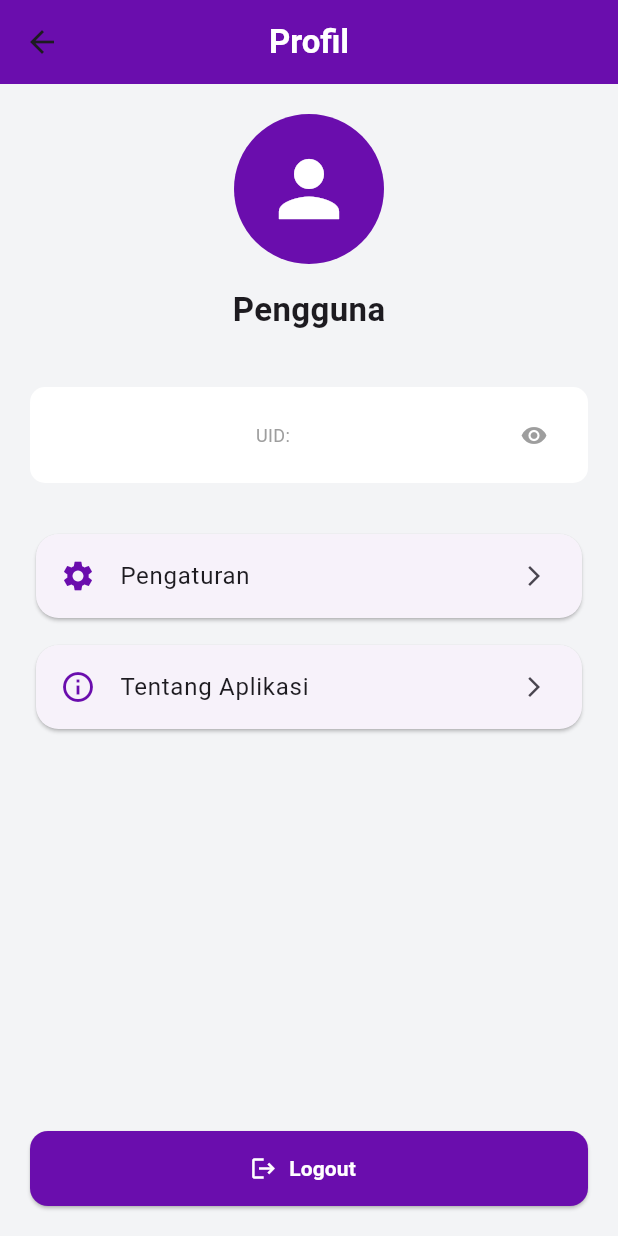
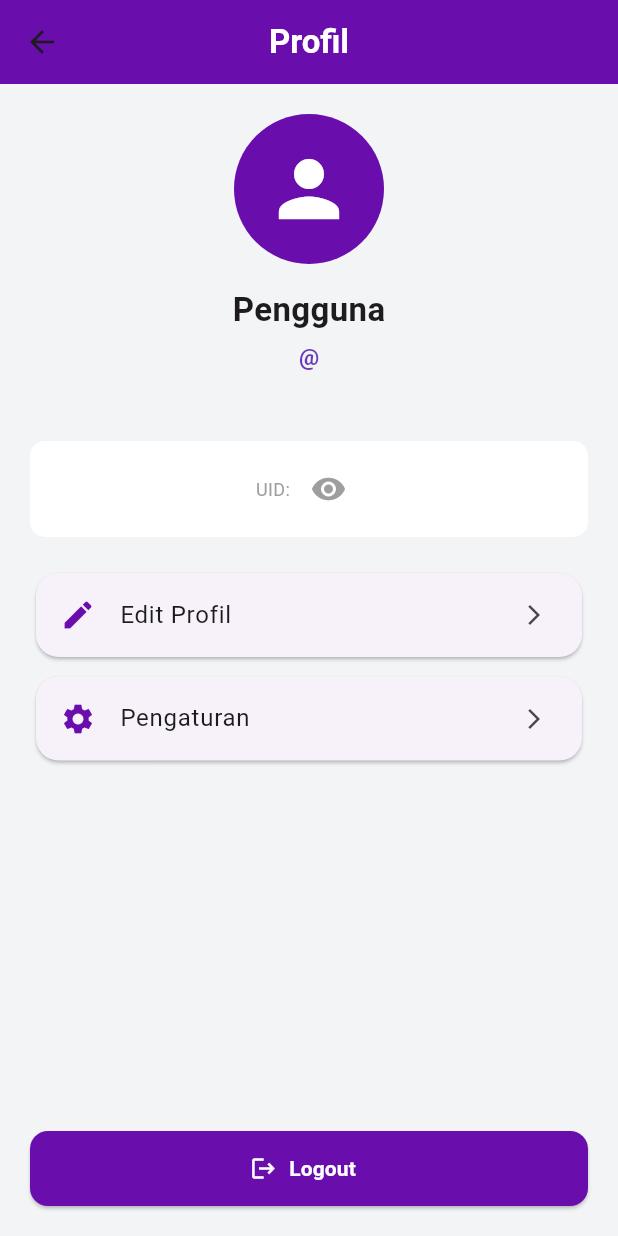
Before and after one commit to Hoshinovaa/study-planner-main, a Flutter app: the ProfileScreen screen opened by its route, after a tap on the "visibility off" icon, on a phone screen of 412 x 824 dp. Run offline on Flutter 3.47's test engine with Material 3 defaults, Android fonts, the phone set to English and light mode, and no system bars; our stand-ins replace cloud_firestore, firebase_auth, firebase_core, flutter_local_notifications, geocoding, geolocator and 3 more; accounts and stored records are empty.

Commit message:
fix edit profil

```diff
--- a/lib/screens/profile_screen.dart
+++ b/lib/screens/profile_screen.dart
@@ -1,5 +1,6 @@
 import 'package:flutter/material.dart';
 import 'package:firebase_auth/firebase_auth.dart';
+import 'package:cloud_firestore/cloud_firestore.dart';
 
 class ProfileScreen extends StatefulWidget {
   const ProfileScreen({super.key});
@@ -10,6 +11,119 @@ class ProfileScreen extends StatefulWidget {
 
 class _ProfileScreenState extends State<ProfileScreen> {
   bool showUid = false;
+
+  String fullName = "";
+  String username = "";
+  String email = "";
+
+  bool isLoading = true;
+
+  @override
+  void initState() {
+    super.initState();
+    loadUserData();
+  }
+
+  Future<void> loadUserData() async {
+    final user = FirebaseAuth.instance.currentUser;
+
+    if (user == null) return;
+
+    final doc = await FirebaseFirestore.instance
+        .collection('users')
+        .doc(user.uid)
+        .get();
+
+    if (doc.exists) {
+      setState(() {
+        fullName = doc['fullName'] ?? "";
+        username = doc['username'] ?? "";
+        email = doc['email'] ?? "";
+        isLoading = false;
+      });
+    }
+  }
+
+  Future<void> editProfile() async {
+    final nameController =
+        TextEditingController(text: fullName);
+
+    final usernameController =
+        TextEditingController(text: username);
+
+    final result = await showDialog<bool>(
+      context: context,
+      builder: (context) {
+        return AlertDialog(
+          title: const Text("Edit Profil"),
+          content: SingleChildScrollView(
+            child: Column(
+              mainAxisSize: MainAxisSize.min,
+              children: [
+                TextField(
+                  controller: nameController,
+                  decoration: const InputDecoration(
+                    labelText: "Nama Lengkap",
+                  ),
+                ),
+                const SizedBox(height: 15),
+                TextField(
+                  controller: usernameController,
+                  decoration: const InputDecoration(
+                    labelText: "Username",
+                  ),
+                ),
+              ],
+            ),
+          ),
+          actions: [
+            TextButton(
+              onPressed: () =>
+                  Navigator.pop(context, false),
+              child: const Text("Batal"),
+            ),
+            ElevatedButton(
+              onPressed: () =>
+                  Navigator.pop(context, true),
+              child: const Text("Simpan"),
+            ),
+          ],
+        );
+      },
+    );
+
+    if (result != true) return;
+
+    final user = FirebaseAuth.instance.currentUser;
+
+    if (user == null) return;
+
+    await FirebaseFirestore.instance
+        .collection('users')
+        .doc(user.uid)
+        .update({
+      'fullName': nameController.text.trim(),
+      'username': usernameController.text.trim(),
+    });
+
+    await user.updateDisplayName(
+      nameController.text.trim(),
+    );
+
+    setState(() {
+      fullName = nameController.text.trim();
+      username = usernameController.text.trim();
+    });
+
+    if (mounted) {
+      ScaffoldMessenger.of(context).showSnackBar(
+        const SnackBar(
+          content: Text("Profil berhasil diperbarui"),
+        ),
+      );
+    }
+  }
+
   Future<void> _logout(BuildContext context) async {
     final confirm = await showDialog<bool>(
       context: context,
@@ -21,11 +135,13 @@ class _ProfileScreenState extends State<ProfileScreen> {
           ),
           actions: [
             TextButton(
-              onPressed: () => Navigator.pop(context, false),
+              onPressed: () =>
+                  Navigator.pop(context, false),
               child: const Text("Batal"),
             ),
             ElevatedButton(
-              onPressed: () => Navigator.pop(context, true),
+              onPressed: () =>
+                  Navigator.pop(context, true),
               style: ElevatedButton.styleFrom(
                 backgroundColor: const Color(0xFF6A0DAD),
               ),
@@ -56,6 +172,14 @@ class _ProfileScreenState extends State<ProfileScreen> {
   Widget build(BuildContext context) {
     final user = FirebaseAuth.instance.currentUser;
 
+    if (isLoading) {
+      return const Scaffold(
+        body: Center(
+          child: CircularProgressIndicator(),
+        ),
+      );
+    }
+
     return Scaffold(
       backgroundColor: const Color(0xFFF3F4F6),
 
@@ -75,7 +199,6 @@ class _ProfileScreenState extends State<ProfileScreen> {
         padding: const EdgeInsets.all(20),
         child: Column(
           children: [
-            /// FOTO PROFIL
             const CircleAvatar(
               radius: 50,
               backgroundColor: Color(0xFF6A0DAD),
@@ -88,10 +211,10 @@ class _ProfileScreenState extends State<ProfileScreen> {
 
             const SizedBox(height: 15),
 
-            /// NAMA USER
+            /// NAMA + TOMBOL EDIT
             Text(
-              user?.displayName?.isNotEmpty == true
-                  ? user!.displayName!
+              fullName.isNotEmpty
+                  ? fullName
                   : "Pengguna",
               style: const TextStyle(
                 fontSize: 22,
@@ -101,17 +224,29 @@ class _ProfileScreenState extends State<ProfileScreen> {
 
             const SizedBox(height: 5),
 
+            /// USERNAME
+            Text(
+              "@$username",
+              style: const TextStyle(
+                color: Colors.deepPurple,
+                fontWeight: FontWeight.w600,
+                fontSize: 15,
+              ),
+            ),
+
+            const SizedBox(height: 5),
+
             /// EMAIL
             Text(
-              user?.email ?? "Tidak ada email",
+              email,
               style: const TextStyle(
                 color: Colors.grey,
               ),
             ),
 
-            const SizedBox(height: 10),
+            const SizedBox(height: 20),
 
-            /// UID FIREBASE
+            /// UID
             Container(
               padding: const EdgeInsets.symmetric(
                 horizontal: 12,
@@ -124,25 +259,23 @@ class _ProfileScreenState extends State<ProfileScreen> {
               child: Row(
                 mainAxisAlignment: MainAxisAlignment.center,
                 children: [
-                  Expanded(
+                  Flexible(
                     child: Text(
                       showUid
                           ? "UID: ${user?.uid ?? '-'}"
                           : "UID: ••••••••••••••••••••",
+                      textAlign: TextAlign.center,
                       style: const TextStyle(
                         fontSize: 12,
                         color: Colors.grey,
                       ),
-                      textAlign: TextAlign.center,
                     ),
                   ),
-
                   IconButton(
                     icon: Icon(
                       showUid
                           ? Icons.visibility
                           : Icons.visibility_off,
-                      size: 18,
                       color: Colors.grey,
                     ),
                     onPressed: () {
@@ -155,7 +288,28 @@ class _ProfileScreenState extends State<ProfileScreen> {
               ),
             ),
 
-            const SizedBox(height: 30),
+            const SizedBox(height: 20),
+
+            /// EDIT PROFIL
+            Card(
+              shape: RoundedRectangleBorder(
+                borderRadius: BorderRadius.circular(15),
+              ),
+              child: ListTile(
+                leading: const Icon(
+                  Icons.edit,
+                  color: Color(0xFF6A0DAD),
+                ),
+                title: const Text("Edit Profil"),
+                trailing: const Icon(
+                  Icons.arrow_forward_ios,
+                  size: 16,
+                ),
+                onTap: editProfile,
+              ),
+            ),
+
+            const SizedBox(height: 5),
 
             /// PENGATURAN
             Card(
@@ -183,27 +337,8 @@ class _ProfileScreenState extends State<ProfileScreen> {
 
             const SizedBox(height: 10),
 
-            /// TENTANG
-            Card(
-              shape: RoundedRectangleBorder(
-                borderRadius: BorderRadius.circular(15),
-              ),
-              child: const ListTile(
-                leading: Icon(
-                  Icons.info_outline,
-                  color: Color(0xFF6A0DAD),
-                ),
-                title: Text("Tentang Aplikasi"),
-                trailing: Icon(
-                  Icons.arrow_forward_ios,
-                  size: 16,
-                ),
-              ),
-            ),
-
             const Spacer(),
 
-            /// LOGOUT BUTTON
             SizedBox(
               width: double.infinity,
               height: 50,
@@ -221,9 +356,11 @@ class _ProfileScreenState extends State<ProfileScreen> {
                   ),
                 ),
                 style: ElevatedButton.styleFrom(
-                  backgroundColor: const Color(0xFF6A0DAD),
+                  backgroundColor:
+                      const Color(0xFF6A0DAD),
                   shape: RoundedRectangleBorder(
-                    borderRadius: BorderRadius.circular(12),
+                    borderRadius:
+                        BorderRadius.circular(12),
                   ),
                 ),
               ),
```
